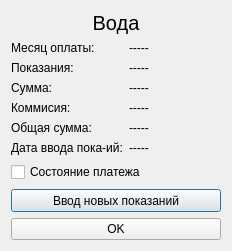
First picture: the form in Forms/water.ui, repository FenyukAndrew/QtCalculatePayment, before the edit.
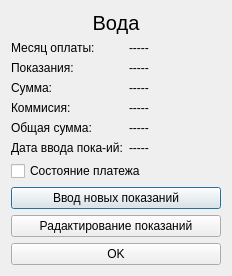
Second picture: the form after the edit.

```diff
--- a/Forms/water.ui
+++ b/Forms/water.ui
@@ -165,6 +165,19 @@
        </property>
       </widget>
      </item>
+     <item>
+      <widget class="QPushButton" name="pushButton_EditValue">
+       <property name="sizePolicy">
+        <sizepolicy hsizetype="Minimum" vsizetype="Minimum">
+         <horstretch>0</horstretch>
+         <verstretch>0</verstretch>
+        </sizepolicy>
+       </property>
+       <property name="text">
+        <string>Радактирование показаний</string>
+       </property>
+      </widget>
+     </item>
      <item>
       <widget class="QPushButton" name="pushButton_OK">
        <property name="sizePolicy">
```
